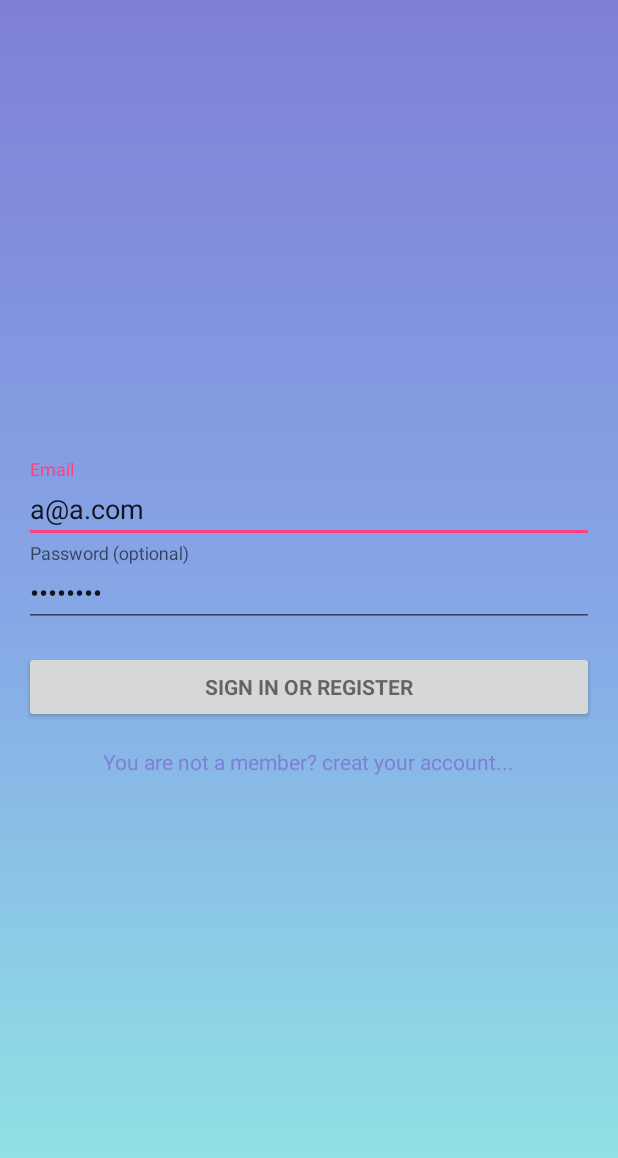
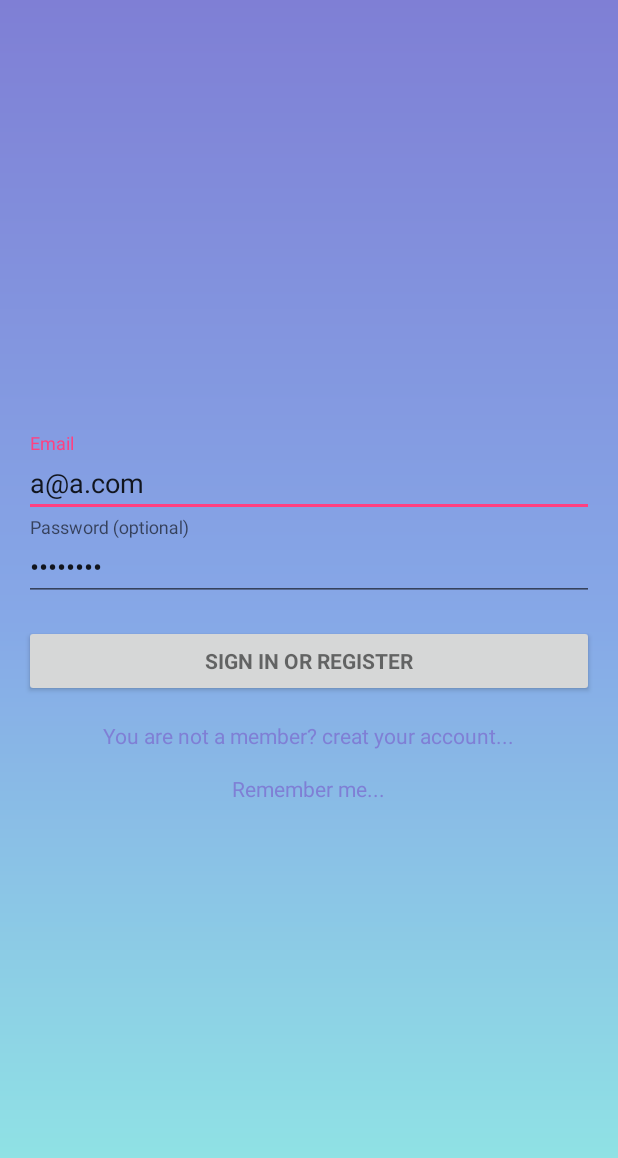
Before and after one commit to appsdeveloper2017/SharedLists, an Android app: the screen it shows after launch (LoginActivity), on a phone screen of 412 x 824 dp. Shown: the top 1158 px of the screen. Run offline under Robolectric (Android 15) with nearby library versions, the phone set to English and light mode, and no system bars; our stand-ins replace Firebase (no records; nobody signed in at launch, a user with empty details on screens opened directly); 2 statements that could not run were skipped.

Commit message:
logout, remember me and email verification

```diff
--- a/app/src/main/res/layout/activity_login.xml
+++ b/app/src/main/res/layout/activity_login.xml
@@ -3,14 +3,14 @@
     xmlns:tools="http://schemas.android.com/tools"
     android:layout_width="match_parent"
     android:layout_height="match_parent"
+    android:background="@drawable/background_login"
     android:gravity="center_horizontal|center_vertical"
     android:orientation="vertical"
     android:paddingBottom="@dimen/activity_vertical_margin"
     android:paddingLeft="@dimen/activity_horizontal_margin"
     android:paddingRight="@dimen/activity_horizontal_margin"
     android:paddingTop="@dimen/activity_vertical_margin"
-    android:background="@drawable/background_login">
-    <!--tools:context=".Login.LoginActivity"-->
+    tools:context=".Login.LoginActivity">
 
     <!-- Login progress -->
     <ProgressBar
@@ -78,12 +78,14 @@
 
             <TextView
                 android:id="@+id/newMember"
-                android:layout_width="wrap_content"
-                android:layout_height="wrap_content"
-                android:text="@string/new_member"
-                android:layout_marginTop="@dimen/xlarge_margin"
-                android:layout_gravity="center_horizontal"
-                android:textColor="@color/start"/>
+                style="@style/LoginTextCliclable"
+                android:text="@string/new_member" />
+
+            <TextView
+                android:id="@+id/remenber"
+                style="@style/LoginTextCliclable"
+                android:text="@string/remember_me" />
+
 
         </LinearLayout>
     </LinearLayout>
--- a/app/src/main/res/layout/activity_principal.xml
+++ b/app/src/main/res/layout/activity_principal.xml
@@ -3,8 +3,8 @@
     xmlns:app="http://schemas.android.com/apk/res-auto"
     xmlns:tools="http://schemas.android.com/tools"
     android:layout_width="match_parent"
-    android:layout_height="match_parent">
-    <!--tools:context=".Main.PrincipalActivity">-->
+    android:layout_height="match_parent"
+    tools:context=".Main.PrincipalActivity">
 
     <android.support.design.widget.AppBarLayout
         android:layout_width="match_parent"
--- a/app/src/main/res/layout/activity_settings_app.xml
+++ b/app/src/main/res/layout/activity_settings_app.xml
@@ -4,8 +4,8 @@
     xmlns:tools="http://schemas.android.com/tools"
     android:layout_width="match_parent"
     android:layout_height="match_parent"
-    android:background="@drawable/background_login">
-    <!--tools:context=".Settings.SettingsApp">-->
+    android:background="@drawable/background_login"
+    tools:context=".Settings.SettingsApp">
 
     <!-- Login progress -->
     <ProgressBar
--- a/app/src/main/res/layout/activity_splash.xml
+++ b/app/src/main/res/layout/activity_splash.xml
@@ -4,8 +4,8 @@
     xmlns:tools="http://schemas.android.com/tools"
     android:layout_width="match_parent"
     android:layout_height="match_parent"
-    tools:context=".Login.SplashActivity">
-    <!--android:background="@drawable/background_login">-->
+    tools:context=".Login.SplashActivity"
+    android:background="@drawable/background_login">
 
     <TextView
         android:id="@+id/textSplash"
--- a/app/src/main/res/menu/menu.xml
+++ b/app/src/main/res/menu/menu.xml
@@ -14,4 +14,9 @@
         android:orderInCategory="100"
         app:showAsAction="never"/>
 
+    <item
+        android:id="@+id/logout"
+        android:title="@string/logout"
+        android:orderInCategory="100"
+        app:showAsAction="never"/>
 </menu>
--- a/app/src/main/res/values/strings.xml
+++ b/app/src/main/res/values/strings.xml
@@ -21,10 +21,16 @@
     <string name="button_new_user">Create new user</string>
     <string name="account_alredy_exist">I am already a user, I have an account</string>
     <string name="title_activity_principal">Hello again!</string>
-
+    <string name="remember_me">Remember me...</string>
+    <string name="remember_email_send">Email sent...</string>
+    <string name="error_remember_mail_send">Error sending the message, something has failed!</string>
+    <string name="error_mail_required">Enter a valid email to reset the password</string>
+    <string name="validate_email">Check your inbox and confirm your email address and try again...</string>
+    <string name="in_box">Check your inbox and confirm your email address</string>
     <!--Menu Settings strings-->
     <string name="settings">Settings</string>
     <string name="policy">Privacy Policy</string>
+    <string name="logout">Logout</string>
 
     <!--Settings strings-->
     <string name="account">Account</string>
@@ -42,4 +48,7 @@
     <string name="change_pass">Password changed</string>
     <string name="error_change_pass">Ups error in the changes</string>
 
+    <!--Main strings-->
+    <string name="recovering_notes">Recovering notes, please wait...</string>
+
 </resources>
--- a/app/src/main/res/values/styles.xml
+++ b/app/src/main/res/values/styles.xml
@@ -30,7 +30,6 @@
         <item name="android:layout_width">match_parent</item>
         <item name="android:gravity">center_horizontal</item>
         <item name="android:textSize">@dimen/texview_title_settings</item>
-        <item name="android:fontFamily">@font/great_vibes</item>
         <item name="android:textColor">@android:color/black</item>
     </style>
 
@@ -57,7 +56,6 @@
         <item name="android:textSize">@dimen/textview_settings</item>
         <item name="android:layout_marginTop">@dimen/xlarge_margin</item>
         <item name="android:textColor">@android:color/black</item>
-        <item name="android:fontFamily">@font/great_vibes</item>
     </style>
 
     <style name="TextSettings">
@@ -68,7 +66,14 @@
         <item name="android:layout_marginRight">@dimen/large_margin</item>
         <item name="android:paddingRight">@dimen/medium_padding</item>
         <item name="android:textColor">@color/colorPrimary</item>
-        <item name="android:fontFamily">@font/great_vibes</item>
+    </style>
+
+    <style name="LoginTextCliclable">
+        <item name="android:layout_height">wrap_content</item>
+        <item name="android:layout_width">wrap_content</item>
+        <item name="android:layout_marginTop">@dimen/xlarge_margin</item>
+        <item name="android:layout_gravity">center_horizontal</item>
+        <item name="android:textColor">@color/start</item>
     </style>
 
 </resources>
```
Also changed, not shown: app/src/main/java/com/appdesigndm/sharedlists/Login/LoginActivity.java (+54 -5 lines), app/src/main/java/com/appdesigndm/sharedlists/Main/PrincipalActivity.java (+30 -1 lines), app/src/main/res/layout/content_principal.xml (+4 -4 lines).
